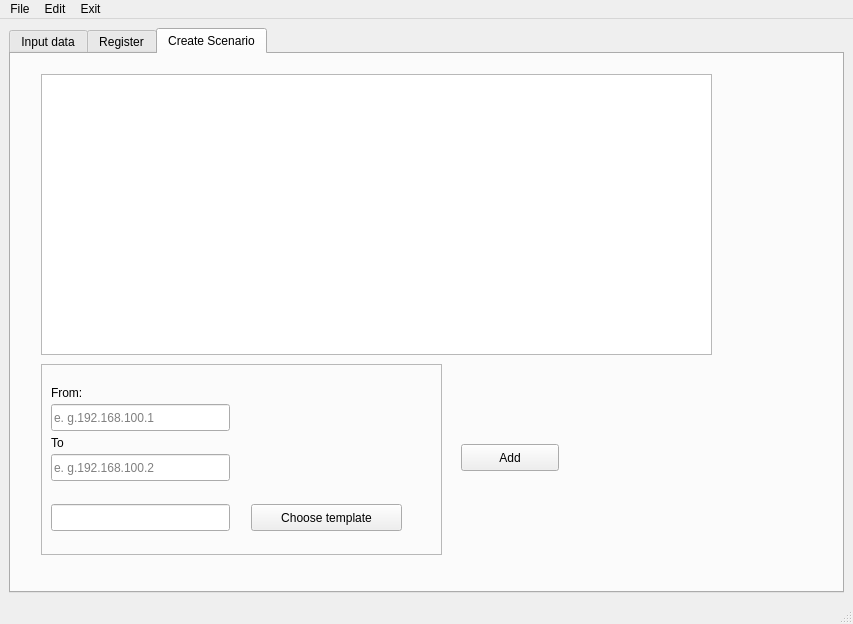
First picture: the form in GUI.ui, repository przypieczony/thesis_main, before the edit.
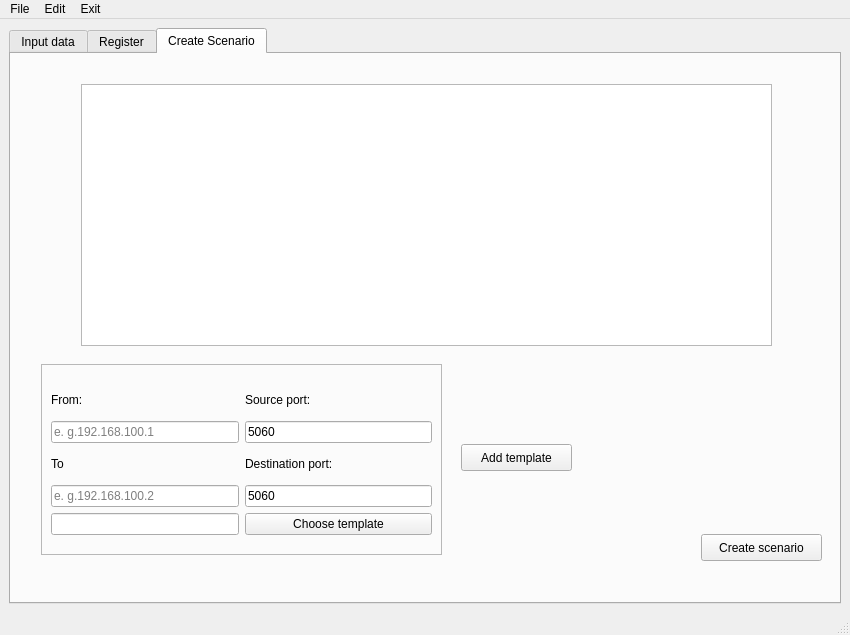
Second picture: the form after the edit. The open tabs and pages were chosen to show the change. Icons and pictures are not drawn.

Commit message: Commiting before GUIv0.6 will appear, added creating scenario functionality

Patch:
```diff
--- a/GUI.ui
+++ b/GUI.ui
@@ -6,8 +6,8 @@
    <rect>
     <x>0</x>
     <y>0</y>
-    <width>853</width>
-    <height>624</height>
+    <width>850</width>
+    <height>635</height>
    </rect>
   </property>
   <property name="windowTitle">
@@ -622,16 +622,6 @@
        <attribute name="title">
         <string>Create Scenario</string>
        </attribute>
-       <widget class="QTableView" name="scenarioView">
-        <property name="geometry">
-         <rect>
-          <x>30</x>
-          <y>20</y>
-          <width>671</width>
-          <height>281</height>
-         </rect>
-        </property>
-       </widget>
        <widget class="QFrame" name="frame">
         <property name="geometry">
          <rect>
@@ -647,134 +637,168 @@
         <property name="frameShadow">
          <enum>QFrame::Raised</enum>
         </property>
-        <widget class="QLabel" name="label_10">
+        <widget class="QWidget" name="">
          <property name="geometry">
           <rect>
            <x>10</x>
            <y>20</y>
-           <width>66</width>
-           <height>17</height>
+           <width>381</width>
+           <height>151</height>
           </rect>
          </property>
-         <property name="text">
-          <string>From:</string>
-         </property>
-        </widget>
-        <widget class="QLineEdit" name="toAddressField">
-         <property name="enabled">
-          <bool>true</bool>
-         </property>
-         <property name="geometry">
-          <rect>
-           <x>10</x>
-           <y>90</y>
-           <width>179</width>
-           <height>27</height>
-          </rect>
-         </property>
-         <property name="statusTip">
-          <string/>
-         </property>
-         <property name="inputMethodHints">
-          <set>Qt::ImhPreferNumbers</set>
-         </property>
-         <property name="inputMask">
-          <string/>
-         </property>
-         <property name="text">
-          <string/>
-         </property>
-         <property name="frame">
-          <bool>true</bool>
-         </property>
-         <property name="placeholderText">
-          <string>e. g.192.168.100.2</string>
-         </property>
-        </widget>
-        <widget class="QLabel" name="label_11">
-         <property name="geometry">
-          <rect>
-           <x>10</x>
-           <y>70</y>
-           <width>66</width>
-           <height>17</height>
-          </rect>
-         </property>
-         <property name="text">
-          <string>To</string>
-         </property>
-        </widget>
-        <widget class="QPushButton" name="chooseTemplateButton">
-         <property name="geometry">
-          <rect>
-           <x>210</x>
-           <y>140</y>
-           <width>151</width>
-           <height>27</height>
-          </rect>
-         </property>
-         <property name="text">
-          <string>Choose template</string>
-         </property>
-        </widget>
-        <widget class="QLineEdit" name="fromAddressField">
-         <property name="enabled">
-          <bool>true</bool>
-         </property>
-         <property name="geometry">
-          <rect>
-           <x>10</x>
-           <y>40</y>
-           <width>179</width>
-           <height>27</height>
-          </rect>
-         </property>
-         <property name="statusTip">
-          <string/>
-         </property>
-         <property name="inputMethodHints">
-          <set>Qt::ImhPreferNumbers</set>
-         </property>
-         <property name="inputMask">
-          <string/>
-         </property>
-         <property name="text">
-          <string/>
-         </property>
-         <property name="frame">
-          <bool>true</bool>
-         </property>
-         <property name="placeholderText">
-          <string>e. g.192.168.100.1</string>
-         </property>
-        </widget>
-        <widget class="QLineEdit" name="chooseTemplateField">
-         <property name="enabled">
-          <bool>true</bool>
-         </property>
-         <property name="geometry">
-          <rect>
-           <x>10</x>
-           <y>140</y>
-           <width>179</width>
-           <height>27</height>
-          </rect>
-         </property>
-         <property name="statusTip">
-          <string/>
-         </property>
-         <property name="inputMask">
-          <string/>
-         </property>
-         <property name="text">
-          <string/>
-         </property>
-         <property name="frame">
-          <bool>true</bool>
-         </property>
-         <property name="placeholderText">
-          <string/>
-         </property>
+         <layout class="QGridLayout" name="gridLayout_3">
+          <item row="0" column="0">
+           <widget class="QLabel" name="label_10">
+            <property name="text">
+             <string>From:</string>
+            </property>
+           </widget>
+          </item>
+          <item row="1" column="0">
+           <widget class="QLineEdit" name="fromAddressField">
+            <property name="enabled">
+             <bool>true</bool>
+            </property>
+            <property name="statusTip">
+             <string/>
+            </property>
+            <property name="inputMethodHints">
+             <set>Qt::ImhPreferNumbers</set>
+            </property>
+            <property name="inputMask">
+             <string/>
+            </property>
+            <property name="text">
+             <string/>
+            </property>
+            <property name="frame">
+             <bool>true</bool>
+            </property>
+            <property name="placeholderText">
+             <string>e. g.192.168.100.1</string>
+            </property>
+           </widget>
+          </item>
+          <item row="1" column="1">
+           <widget class="QLineEdit" name="fromPortField">
+            <property name="statusTip">
+             <string/>
+            </property>
+            <property name="inputMethodHints">
+             <set>Qt::ImhPreferNumbers</set>
+            </property>
+            <property name="inputMask">
+             <string/>
+            </property>
+            <property name="text">
+             <string>5060</string>
+            </property>
+            <property name="placeholderText">
+             <string>e.g. 5060</string>
+            </property>
+           </widget>
+          </item>
+          <item row="2" column="0">
+           <widget class="QLabel" name="label_11">
+            <property name="text">
+             <string>To</string>
+            </property>
+           </widget>
+          </item>
+          <item row="3" column="0">
+           <widget class="QLineEdit" name="toAddressField">
+            <property name="enabled">
+             <bool>true</bool>
+            </property>
+            <property name="statusTip">
+             <string/>
+            </property>
+            <property name="inputMethodHints">
+             <set>Qt::ImhPreferNumbers</set>
+            </property>
+            <property name="inputMask">
+             <string/>
+            </property>
+            <property name="text">
+             <string/>
+            </property>
+            <property name="frame">
+             <bool>true</bool>
+            </property>
+            <property name="placeholderText">
+             <string>e. g.192.168.100.2</string>
+            </property>
+           </widget>
+          </item>
+          <item row="3" column="1">
+           <widget class="QLineEdit" name="toPortField">
+            <property name="statusTip">
+             <string/>
+            </property>
+            <property name="inputMethodHints">
+             <set>Qt::ImhPreferNumbers</set>
+            </property>
+            <property name="inputMask">
+             <string/>
+            </property>
+            <property name="text">
+             <string>5060</string>
+            </property>
+            <property name="placeholderText">
+             <string>e.g. 5060</string>
+            </property>
+           </widget>
+          </item>
+          <item row="4" column="1">
+           <widget class="QPushButton" name="chooseTemplateButton">
+            <property name="text">
+             <string>Choose template</string>
+            </property>
+           </widget>
+          </item>
+          <item row="0" column="1">
+           <widget class="QLabel" name="label_12">
+            <property name="text">
+             <string>Source port:</string>
+            </property>
+           </widget>
+          </item>
+          <item row="2" column="1">
+           <widget class="QLabel" name="label_13">
+            <property name="text">
+             <string>Destination port:</string>
+            </property>
+           </widget>
+          </item>
+          <item row="4" column="0">
+           <widget class="QLineEdit" name="templatePathField">
+            <property name="enabled">
+             <bool>true</bool>
+            </property>
+            <property name="statusTip">
+             <string/>
+            </property>
+            <property name="inputMethodHints">
+             <set>Qt::ImhNone</set>
+            </property>
+            <property name="inputMask">
+             <string/>
+            </property>
+            <property name="text">
+             <string/>
+            </property>
+            <property name="frame">
+             <bool>true</bool>
+            </property>
+            <property name="readOnly">
+             <bool>true</bool>
+            </property>
+            <property name="placeholderText">
+             <string/>
+            </property>
+           </widget>
+          </item>
+         </layout>
         </widget>
        </widget>
        <widget class="QPushButton" name="addCaseButton">
@@ -782,17 +806,46 @@
          <rect>
           <x>450</x>
           <y>390</y>
-          <width>98</width>
+          <width>111</width>
           <height>27</height>
          </rect>
         </property>
         <property name="text">
-         <string>Add</string>
+         <string>Add template</string>
         </property>
        </widget>
-       <zorder>frame</zorder>
-       <zorder>scenarioView</zorder>
-       <zorder>addCaseButton</zorder>
+       <widget class="QTextEdit" name="scenariosField">
+        <property name="geometry">
+         <rect>
+          <x>70</x>
+          <y>30</y>
+          <width>691</width>
+          <height>262</height>
+         </rect>
+        </property>
+        <property name="font">
+         <font>
+          <family>Courier New</family>
+          <pointsize>10</pointsize>
+         </font>
+        </property>
+        <property name="readOnly">
+         <bool>true</bool>
+        </property>
+       </widget>
+       <widget class="QPushButton" name="pushButton">
+        <property name="geometry">
+         <rect>
+          <x>690</x>
+          <y>480</y>
+          <width>121</width>
+          <height>27</height>
+         </rect>
+        </property>
+        <property name="text">
+         <string>Create scenario</string>
+        </property>
+       </widget>
       </widget>
      </widget>
     </item>
@@ -803,7 +856,7 @@
     <rect>
      <x>0</x>
      <y>0</y>
-     <width>853</width>
+     <width>850</width>
      <height>25</height>
     </rect>
    </property>
```
Left out of the diff: 186 changed lines with no effect on the pictures. The commit also changes 4 other files.
